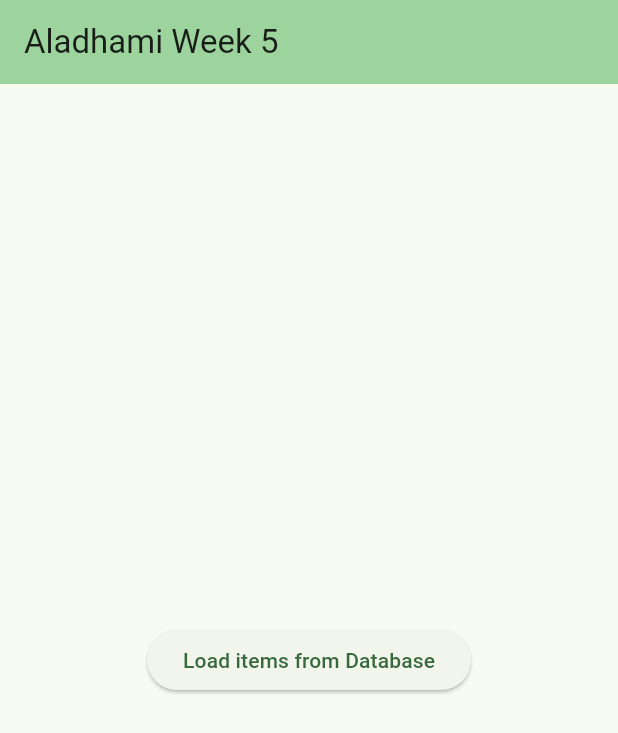
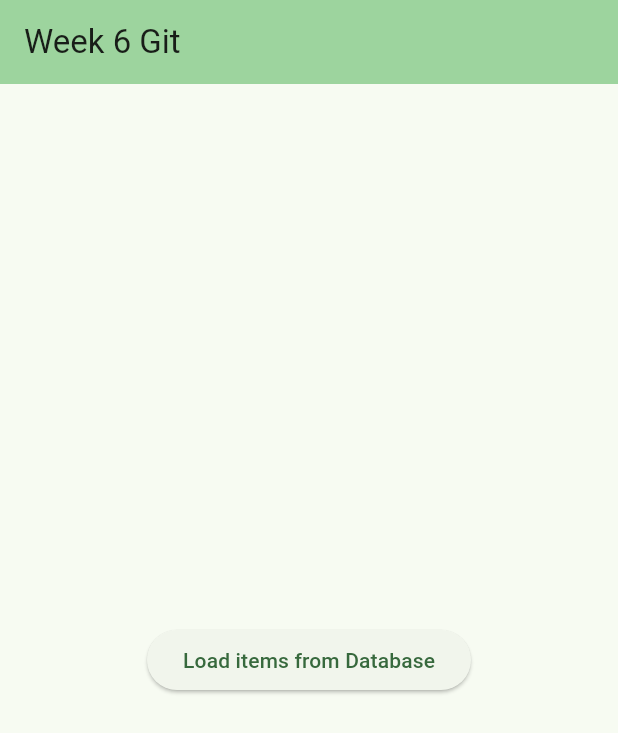
Before and after one commit to FakhriAladhami/Cmsc2204_Week5, a Flutter app: the MyHomePage screen opened directly, after a tap on "Load items from Database", after a tap on the "add" icon, on a phone screen of 412 x 824 dp. Shown: the top 733 px of the screen. Run offline on Flutter 3.47's test engine with Material 2 defaults, Android fonts, the phone set to English and light mode, and no system bars; missing offline and left inert: dart:ffi.

Commit message:
fouth commit

```diff
--- a/lib/main.dart
+++ b/lib/main.dart
@@ -22,7 +22,7 @@ class MyApp extends StatelessWidget {
             ColorScheme.fromSeed(seedColor: Color.fromARGB(255, 1, 44, 13)),
         useMaterial3: true,
       ),
-      home: const MyHomePage(title: 'Aladhami Week 5'),
+      home: const MyHomePage(title: 'Week 6 Git'),
     );
   }
 }
@@ -51,7 +51,6 @@ class _MyHomePageState extends State<MyHomePage> {
     Item('Derian', 'Dammon', 824, 'Occasional'),
     Item('Crown', 'Flower', 613, 'Saver'),
     Item('Ronaldo', 'love', 528, 'Player'),
-
   ];
   void _handleButtonPress() {
     setState(() {
@@ -59,19 +58,18 @@ class _MyHomePageState extends State<MyHomePage> {
       isLoadingItemsFromDatabase = true;
     });
 
-
     Future.delayed(Duration(seconds: 3), () {
       setState(() {
         isLoadingItemsFromDatabase = false;
       });
     });
   }
-    void _restartPage() {
-      setState(() {
 
-        Navigator.pushNamedAndRemoveUntil(context,'/',(_) => false);
-      });
-    }
+  void _restartPage() {
+    setState(() {
+      Navigator.pushNamedAndRemoveUntil(context, '/', (_) => false);
+    });
+  }
 
   @override
   Widget build(BuildContext context) {
```
